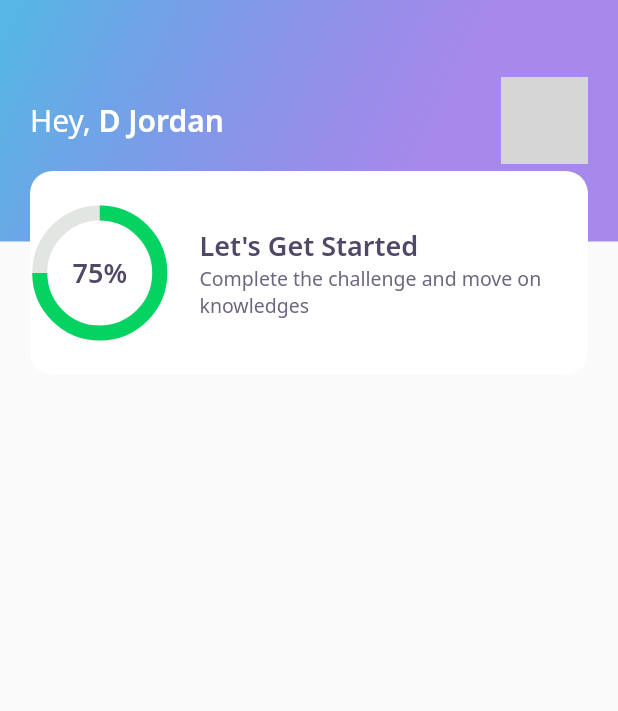
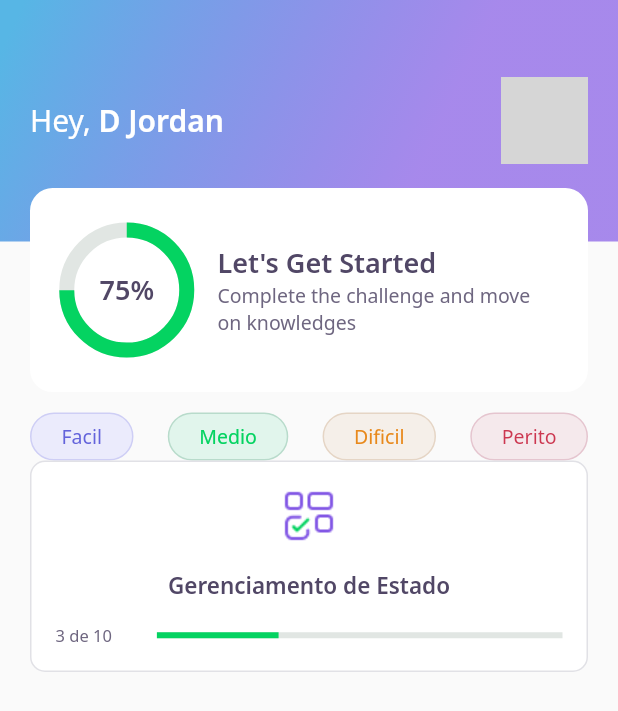
Before and after one commit to MarceloJSCesar/Dev-Quiz, a Flutter app: the screen it shows after launch, on a phone screen of 412 x 824 dp. Shown: the top 711 px of the screen. Run offline on Flutter 3.47's test engine with Material 2 defaults, Android fonts, the phone set to English and light mode, and no system bars; our stand-ins replace google_fonts; network calls fail; grey boxes are pictures that could not be loaded.

Commit message:
level button, quiz card, chart create and aligned

```diff
--- /dev/null
+++ b/dev_quiz/lib/core/components/home/appBar/appbar_component.dart
@@ -0,0 +1,57 @@
+import 'package:flutter/material.dart';
+import '../../../app_gradients.dart';
+import '../../../app_text_styles.dart';
+import 'scorecard/score_card_component.dart';
+
+class AppBarComponent extends PreferredSize {
+  AppBarComponent()
+      : super(
+          preferredSize: Size.fromHeight(250),
+          child: Container(
+            height: 250,
+            child: Stack(
+              children: <Widget>[
+                Container(
+                  height: 161,
+                  width: double.maxFinite,
+                  padding: const EdgeInsets.symmetric(horizontal: 20),
+                  decoration: BoxDecoration(
+                    gradient: AppGradients.linear,
+                  ),
+                  child: Row(
+                    mainAxisAlignment: MainAxisAlignment.spaceBetween,
+                    children: <Widget>[
+                      Text.rich(
+                        TextSpan(
+                          text: 'Hey, ',
+                          style: AppTextStyles.title,
+                          children: <TextSpan>[
+                            TextSpan(
+                                text: 'D Jordan',
+                                style: AppTextStyles.titleBold),
+                          ],
+                        ),
+                      ),
+                      Container(
+                        height: 58,
+                        width: 58,
+                        decoration: BoxDecoration(
+                          borderRadius: BorderRadius.circular(10),
+                          image: DecorationImage(
+                            image: NetworkImage(
+                                'https://avatars.githubusercontent.com/u/70863440?v=4'),
+                          ),
+                        ),
+                      ),
+                    ],
+                  ),
+                ),
+                Align(
+                  alignment: Alignment(0.0, 1.2),
+                  child: ScoreCardComponent(),
+                ),
+              ],
+            ),
+          ),
+        );
+}
--- /dev/null
+++ b/dev_quiz/lib/core/components/home/appBar/scoreCard/score_card_component.dart
@@ -0,0 +1,42 @@
+import 'package:flutter/material.dart';
+import '../chart/chart_appBar_component.dart';
+import '../../../../app_text_styles.dart';
+import '../../../../app_colors.dart';
+
+class ScoreCardComponent extends StatelessWidget {
+  @override
+  Widget build(BuildContext context) {
+    return Padding(
+      padding: const EdgeInsets.only(left: 20, right: 20),
+      child: Container(
+        height: 136,
+        decoration: BoxDecoration(
+            color: AppColors.white, borderRadius: BorderRadius.circular(15)),
+        child: Padding(
+          padding: const EdgeInsets.symmetric(horizontal: 24),
+          child: Row(
+            mainAxisAlignment: MainAxisAlignment.center,
+            children: <Widget>[
+              Expanded(flex: 1, child: ChartAppBarComponent()),
+              Expanded(
+                flex: 3,
+                child: Padding(
+                  padding: const EdgeInsets.only(left: 20),
+                  child: Column(
+                    crossAxisAlignment: CrossAxisAlignment.start,
+                    mainAxisAlignment: MainAxisAlignment.center,
+                    children: <Widget>[
+                      Text('Let\'s Get Started', style: AppTextStyles.heading),
+                      Text('Complete the challenge and move on knowledges',
+                          style: AppTextStyles.body),
+                    ],
+                  ),
+                ),
+              )
+            ],
+          ),
+        ),
+      ),
+    );
+  }
+}
--- a/dev_quiz/lib/core/components/home/appBar/score_card_component.dart/appbar_component.dart
+++ /dev/null
@@ -1,53 +0,0 @@
-import 'package:flutter/material.dart';
-import '../../../../app_gradients.dart';
-import '../../../../app_text_styles.dart';
-import '../../../../components/home/score_card_component.dart';
-
-class AppBarComponent extends PreferredSize {
-  AppBarComponent()
-      : super(
-          preferredSize: Size.fromHeight(250),
-          child: Container(
-            height: 250,
-            child: Stack(
-              children: <Widget>[
-                Container(
-                  height: 161,
-                  width: double.maxFinite,
-                  padding: const EdgeInsets.symmetric(horizontal: 20),
-                  decoration: BoxDecoration(
-                    gradient: AppGradients.linear,
-                  ),
-                  child: Row(
-                      mainAxisAlignment: MainAxisAlignment.spaceBetween,
-                      children: <Widget>[
-                        Text.rich(
-                          TextSpan(
-                              text: 'Hey, ',
-                              style: AppTextStyles.title,
-                              children: <TextSpan>[
-                                TextSpan(
-                                    text: 'D Jordan',
-                                    style: AppTextStyles.titleBold),
-                              ]),
-                        ),
-                        Container(
-                          height: 58,
-                          width: 58,
-                          decoration: BoxDecoration(
-                            borderRadius: BorderRadius.circular(10),
-                            image: DecorationImage(
-                                image: NetworkImage(
-                                    'https://avatars.githubusercontent.com/u/70863440?v=4')),
-                          ),
-                        ),
-                      ]),
-                ),
-                Align(
-                    alignment: Alignment(0.0, 1.0),
-                    child: ScoreCardComponent()),
-              ],
-            ),
-          ),
-        );
-}
--- /dev/null
+++ b/dev_quiz/lib/core/components/home/levelButton/level_button_component.dart
@@ -0,0 +1,54 @@
+import 'package:dev_quiz/core/app_colors.dart';
+import 'package:flutter/material.dart';
+import 'package:google_fonts/google_fonts.dart';
+
+class LevelButtonComponent extends StatelessWidget {
+  final String label;
+  LevelButtonComponent({Key? key, required this.label})
+      : assert(["Facil", "Medio", "Dificil", "Perito"].contains(label)),
+        super(key: key);
+
+  final config = {
+    'Facil': {
+      'borderColor': AppColors.levelButtonBorderFacil,
+      'fontColor': AppColors.levelButtonTextFacil,
+      'color': AppColors.levelButtonFacil
+    },
+    'Medio': {
+      'borderColor': AppColors.levelButtonBorderMedio,
+      'fontColor': AppColors.levelButtonTextMedio,
+      'color': AppColors.levelButtonMedio
+    },
+    'Dificil': {
+      'borderColor': AppColors.levelButtonBorderDificil,
+      'fontColor': AppColors.levelButtonTextDificil,
+      'color': AppColors.levelButtonDificil
+    },
+    'Perito': {
+      'borderColor': AppColors.levelButtonBorderPerito,
+      'fontColor': AppColors.levelButtonTextPerito,
+      'color': AppColors.levelButtonPerito
+    },
+  };
+
+  Color get color => config[label]!['color']!;
+  Color get fontColor => config[label]!['fontColor']!;
+  Color get borderColor => config[label]!['borderColor']!;
+
+  @override
+  Widget build(BuildContext context) {
+    return Container(
+      decoration: BoxDecoration(
+          borderRadius: BorderRadius.circular(28),
+          color: color,
+          border: Border.fromBorderSide(BorderSide(color: borderColor))),
+      child: Padding(
+        padding: const EdgeInsets.symmetric(horizontal: 20, vertical: 6),
+        child: Text(
+          label,
+          style: GoogleFonts.notoSans(color: fontColor, fontSize: 13),
+        ),
+      ),
+    );
+  }
+}
--- /dev/null
+++ b/dev_quiz/lib/core/components/home/quizCard/quiz_card_component.dart
@@ -0,0 +1,49 @@
+import 'package:dev_quiz/core/app_images.dart';
+import 'package:flutter/material.dart';
+import '../../../app_text_styles.dart';
+import '../../../../core/app_colors.dart';
+
+class QuizCardComponent extends StatelessWidget {
+  @override
+  Widget build(BuildContext context) {
+    return Container(
+      padding: const EdgeInsets.all(16),
+      decoration: BoxDecoration(
+        border: Border.fromBorderSide(
+          BorderSide(color: AppColors.border),
+        ),
+        borderRadius: BorderRadius.circular(10),
+        color: AppColors.white,
+      ),
+      child: Column(
+        children: <Widget>[
+          Container(
+            height: 40,
+            width: 40,
+            child: Image.asset(AppImages.blocks),
+          ),
+          SizedBox(height: 16),
+          Text('Gerenciamento de Estado', style: AppTextStyles.heading15),
+          SizedBox(height: 16),
+          Row(
+            children: <Widget>[
+              Expanded(
+                flex: 1,
+                child: Text('3 de 10', style: AppTextStyles.body11),
+              ),
+              Expanded(
+                flex: 4,
+                child: LinearProgressIndicator(
+                  valueColor:
+                      AlwaysStoppedAnimation<Color>(AppColors.chartPrimary),
+                  backgroundColor: AppColors.chartSecondary,
+                  value: .3,
+                ),
+              ),
+            ],
+          )
+        ],
+      ),
+    );
+  }
+}
--- a/dev_quiz/lib/core/components/home/score_card_component.dart
+++ /dev/null
@@ -1,39 +0,0 @@
-import 'package:flutter/material.dart';
-import '../../components/home/appBar/chart/chart_appBar_component.dart';
-import '../../app_text_styles.dart';
-import '../../app_colors.dart';
-
-class ScoreCardComponent extends StatelessWidget {
-  @override
-  Widget build(BuildContext context) {
-    return Padding(
-      padding: const EdgeInsets.only(left: 20, right: 20),
-      child: Container(
-        height: 136,
-        decoration: BoxDecoration(
-            color: AppColors.white, borderRadius: BorderRadius.circular(15)),
-        child: Row(
-          mainAxisAlignment: MainAxisAlignment.center,
-          children: <Widget>[
-            Expanded(flex: 1, child: ChartAppBarComponent()),
-            Expanded(
-              flex: 3,
-              child: Padding(
-                padding: const EdgeInsets.only(left: 20),
-                child: Column(
-                  crossAxisAlignment: CrossAxisAlignment.start,
-                  mainAxisAlignment: MainAxisAlignment.center,
-                  children: <Widget>[
-                    Text('Let\'s Get Started', style: AppTextStyles.heading),
-                    Text('Complete the challenge and move on knowledges',
-                        style: AppTextStyles.body),
-                  ],
-                ),
-              ),
-            )
-          ],
-        ),
-      ),
-    );
-  }
-}
--- a/dev_quiz/lib/core/views/home/home_view.dart
+++ b/dev_quiz/lib/core/views/home/home_view.dart
@@ -1,5 +1,7 @@
+import 'package:dev_quiz/core/components/home/levelButton/level_button_component.dart';
+import 'package:dev_quiz/core/components/home/quizCard/quiz_card_component.dart';
 import 'package:flutter/material.dart';
-import '../../components/home/appBar/score_card_component.dart/appbar_component.dart';
+import '../../components/home/appBar/appbar_component.dart';
 
 class HomeView extends StatefulWidget {
   HomeView({Key? key}) : super(key: key);
@@ -12,6 +14,31 @@ class _HomeViewState extends State<HomeView> {
   Widget build(BuildContext context) {
     return Scaffold(
       appBar: AppBarComponent(),
+      body: Padding(
+        padding: const EdgeInsets.symmetric(horizontal: 20, vertical: 25),
+        child: Column(
+          children: <Widget>[
+            Row(
+              mainAxisAlignment: MainAxisAlignment.spaceBetween,
+              children: <Widget>[
+                LevelButtonComponent(
+                  label: 'Facil',
+                ),
+                LevelButtonComponent(
+                  label: 'Medio',
+                ),
+                LevelButtonComponent(
+                  label: 'Dificil',
+                ),
+                LevelButtonComponent(
+                  label: 'Perito',
+                ),
+              ],
+            ),
+            QuizCardComponent(),
+          ],
+        ),
+      ),
     );
   }
 }
```
